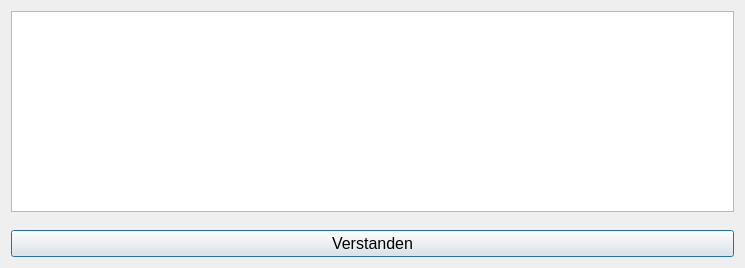
Before: the Qt Designer form qt_ui/templates/token_action_info.ui in GrowVolution/AdminPanel, drawn with Qt 5.
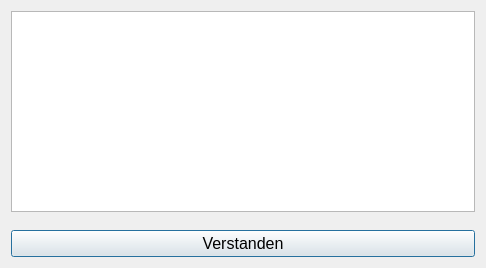
After: the same form once the commit is applied.

```diff
--- a/qt_ui/templates/token_action_info.ui
+++ b/qt_ui/templates/token_action_info.ui
@@ -6,7 +6,7 @@
    <rect>
     <x>0</x>
     <y>0</y>
-    <width>745</width>
+    <width>486</width>
     <height>268</height>
    </rect>
   </property>
```
